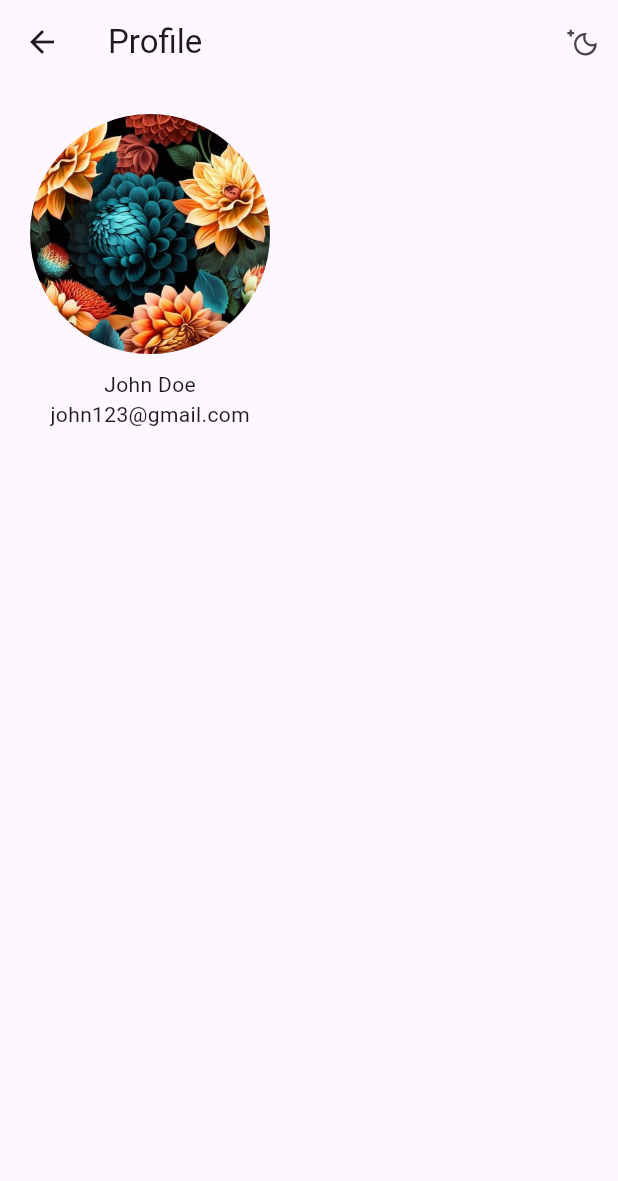
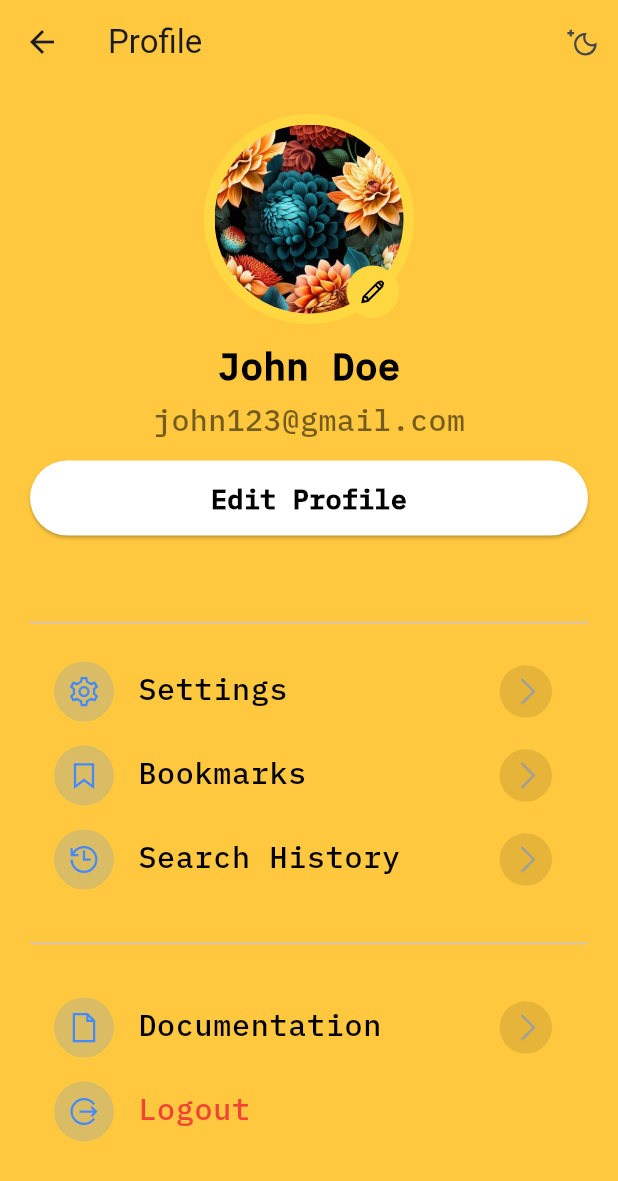
Before and after one commit to DeveloperAhmadHassan/IslamXplorer, a Flutter app: the ProfilePage screen opened directly, on a phone screen of 412 x 824 dp. Shown: the top 1181 px of the screen. Run offline on Flutter 3.47's test engine with Material 2 defaults, Android fonts, the phone set to English and light mode, and no system bars; our stand-ins replace cloud_firestore, firebase_auth, firebase_core, google_sign_in, line_awesome_flutter; accounts and stored records are empty.

Commit message:
"Developed UI of Profile Page + Searching Page + Search Results Page"

```diff
--- a/islamxplorer_flutter/lib/main.dart
+++ b/islamxplorer_flutter/lib/main.dart
@@ -1,4 +1,8 @@
 import 'package:flutter/material.dart';
+import 'package:islamxplorer_flutter/pages/HomePage.dart';
+import 'package:islamxplorer_flutter/pages/ProfilePage.dart';
+import 'package:islamxplorer_flutter/pages/SearchResultsPage.dart';
+import 'package:islamxplorer_flutter/pages/SearchingPage.dart';
 import 'package:islamxplorer_flutter/pages/SignInPage.dart';
 import 'package:islamxplorer_flutter/pages/SignUpPage.dart';
 import 'package:islamxplorer_flutter/widgets/nav_bar.dart';
@@ -25,7 +29,7 @@ class MyApp extends StatelessWidget {
         colorScheme: ColorScheme.fromSeed(seedColor: Colors.deepPurple),
         useMaterial3: true,
       ),
-      home: SignInPage(),
+      home: HomePage(),
     );
   }
 }
--- a/islamxplorer_flutter/lib/pages/ProfilePage.dart
+++ b/islamxplorer_flutter/lib/pages/ProfilePage.dart
@@ -1,12 +1,15 @@
 import 'package:flutter/material.dart';
+import 'package:islamxplorer_flutter/widgets/custom_button.dart';
+import 'package:islamxplorer_flutter/widgets/custom_text.dart';
 import 'package:line_awesome_flutter/line_awesome_flutter.dart';
 
 class ProfilePage extends StatelessWidget{
   @override
   Widget build(BuildContext context) {
-    // TODO: implement build
     return Scaffold(
+      backgroundColor: Color.fromRGBO(255, 200, 62, 1.0),
       appBar: AppBar(
+        backgroundColor: Color.fromRGBO(255, 200, 62, 1.0),
         title: Text("Profile"),
         actions: [
           IconButton(onPressed: (){}, icon: const Icon(LineAwesomeIcons.moon))
@@ -14,17 +17,56 @@ class ProfilePage extends StatelessWidget{
       ),
       body: SingleChildScrollView(
         child: Container(
+          color: Color.fromRGBO(255, 200, 62, 1.0),
           padding: const EdgeInsets.all(20),
           child: Column(
             children: [
-              SizedBox(
-                width: 160,
-                height: 160,
-                child: ClipRRect(borderRadius: BorderRadius.circular(100),child: const Image(image: AssetImage('assets/image.png'))),
+              Stack(
+                children: [
+                  Container(
+                    width: 140,
+                    height: 140,
+                    decoration: BoxDecoration(
+                      borderRadius: BorderRadius.circular(100),
+                      border: Border.all(width: 7, color: Colors.amberAccent)
+                    ),
+                    child: ClipRRect(borderRadius: BorderRadius.circular(100),child: const Image(image: AssetImage('assets/image.png')))
+                  ),
+                  Positioned(
+                    bottom: 4,
+                    right: 10,
+                    child: Container(
+                      width: 35,
+                      height: 35,
+                      decoration: BoxDecoration(
+                        borderRadius: BorderRadius.circular(100),
+                        color: Colors.amberAccent
+                      ),
+                      child: Icon(
+                        LineAwesomeIcons.alternate_pencil,
+                        color: Colors.black,
+                        size: 20,
+                      ),
+                    ),
+                  )
+                ],
               ),
               const SizedBox(height: 10,),
-              Text("John Doe"),
-              Text("john123@gmail.com"),
+              CustomText("John Doe", 25, alignment: Alignment.center,bold: true,),
+              CustomText("john123@gmail.com", 20, alignment: Alignment.center, color: Colors.black54,),
+              CustomButton("Edit Profile", (){}),
+              const SizedBox(height: 30,),
+              const Divider(),
+              const SizedBox(height: 10,),
+              ProfileMenuWidget(icon:LineAwesomeIcons.cog, text: "Settings", onTap: (){}),
+              ProfileMenuWidget(icon:LineAwesomeIcons.bookmark, text: "Bookmarks", onTap: (){}),
+              ProfileMenuWidget(icon: LineAwesomeIcons.history, text: "Search History", onTap: (){}),
+              SizedBox(height: 20,),
+              Divider(),
+              SizedBox(height: 20,),
+              ProfileMenuWidget(icon:LineAwesomeIcons.file, text: "Documentation", onTap: (){}),
+              ProfileMenuWidget(icon:LineAwesomeIcons.alternate_sign_out, text: "Logout", onTap: (){}, textColor: Colors.red,endIcon: false,),
+              SizedBox(height: 100,)
             ],
           ),
         ),
@@ -33,3 +75,46 @@ class ProfilePage extends StatelessWidget{
   }
 
 }
+
+class ProfileMenuWidget extends StatelessWidget {
+  final IconData icon;
+  final String text;
+  final VoidCallback onTap;
+  final bool endIcon;
+  final Color textColor;
+
+  const ProfileMenuWidget({
+    super.key,
+    required this.icon,
+    required this.text,
+    required this.onTap,
+    this.endIcon = true,
+    this.textColor = Colors.black
+  });
+
+  @override
+  Widget build(BuildContext context) {
+    return ListTile(
+      onTap: onTap,
+      leading: Container(
+        width: 40,
+        height: 40,
+        decoration: BoxDecoration(
+          borderRadius: BorderRadius.circular(100),
+          color: Colors.blueAccent.withOpacity(0.2)
+        ),
+        child: Icon(icon, color: Colors.blueAccent,),
+      ),
+      title: CustomText(text, 20, color: textColor,),
+      trailing: endIcon ? Container(
+        width: 35,
+        height: 35,
+        decoration: BoxDecoration(
+          borderRadius: BorderRadius.circular(100),
+          color: Colors.black54.withOpacity(0.1)
+        ),
+        child: Icon(LineAwesomeIcons.angle_right, color: Colors.grey),
+      ): null,
+    );
+  }
+}
--- a/islamxplorer_flutter/lib/widgets/dua_card.dart
+++ b/islamxplorer_flutter/lib/widgets/dua_card.dart
@@ -5,11 +5,7 @@ class DuaCard extends StatelessWidget{
   @override
   Widget build(BuildContext context) {
     var dua_num=0;
-<<<<<<< HEAD
     var new_dua = false;
-=======
-    var new_dua=false;
->>>>>>> auth_branch
     return Card(
       elevation: 12,
       shadowColor: Colors.black,
--- a/islamxplorer_flutter/pubspec.yaml
+++ b/islamxplorer_flutter/pubspec.yaml
@@ -37,14 +37,11 @@ dependencies:
   # Use with the CupertinoIcons class for iOS style icons.
   cupertino_icons: ^1.0.2
   dcdg: ^4.1.0
-<<<<<<< HEAD
   line_awesome_flutter: ^2.0.0
-=======
   firebase_core: ^2.21.0
   firebase_auth: ^4.12.1
   cloud_firestore: ^4.12.2
   google_sign_in: ^6.1.5
->>>>>>> auth_branch
 
 dev_dependencies:
   flutter_test:
```
Also changed, not shown: islamxplorer_flutter/lib/pages/HomePage.dart (+11 -1 lines), islamxplorer_flutter/lib/pages/SearchResultsPage.dart (added, +78 -0 lines), islamxplorer_flutter/lib/pages/SearchingPage.dart (added, +64 -0 lines), islamxplorer_flutter/lib/widgets/search_bar.dart (+29 -15 lines), islamxplorer_flutter/lib/widgets/secondary_logo.dart (added, +14 -0 lines), islamxplorer_flutter/assets/secondary_logo.png (added), islamxplorer_flutter/pubspec.lock, 1 other file.
